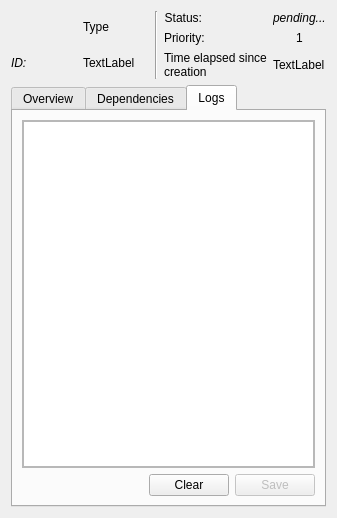
First picture: the form in gcs_mission_interface/resources/uis/task_overview.ui, repository vguillet/gcs_mission_interface, before the edit.
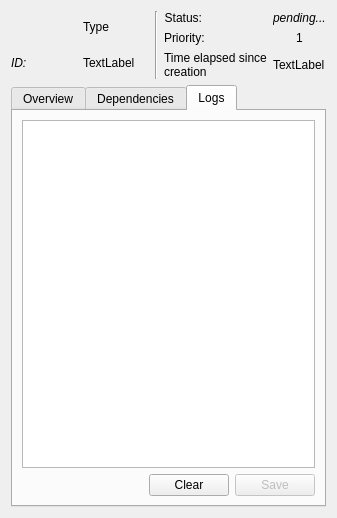
Second picture: the form after the edit. The open tabs and pages were chosen to show the change.

```diff
--- a/gcs_mission_interface/resources/uis/task_overview.ui
+++ b/gcs_mission_interface/resources/uis/task_overview.ui
@@ -343,38 +343,7 @@
       </attribute>
       <layout class="QVBoxLayout" name="verticalLayout_5">
        <item>
-        <widget class="QScrollArea" name="scrollArea">
-         <property name="widgetResizable">
-          <bool>true</bool>
-         </property>
-         <widget class="QWidget" name="scrollAreaWidgetContents">
-          <property name="geometry">
-           <rect>
-            <x>0</x>
-            <y>0</y>
-            <width>265</width>
-            <height>295</height>
-           </rect>
-          </property>
-          <layout class="QVBoxLayout" name="verticalLayout_6">
-           <property name="leftMargin">
-            <number>0</number>
-           </property>
-           <property name="topMargin">
-            <number>0</number>
-           </property>
-           <property name="rightMargin">
-            <number>0</number>
-           </property>
-           <property name="bottomMargin">
-            <number>0</number>
-           </property>
-           <item>
-            <widget class="QPlainTextEdit" name="plainTextEdit_logs"/>
-           </item>
-          </layout>
-         </widget>
-        </widget>
+        <widget class="QPlainTextEdit" name="plainTextEdit_logs"/>
        </item>
        <item>
         <layout class="QHBoxLayout" name="horizontalLayout_3">
```
Left out of the diff: 14 changed lines with no effect on the pictures.
